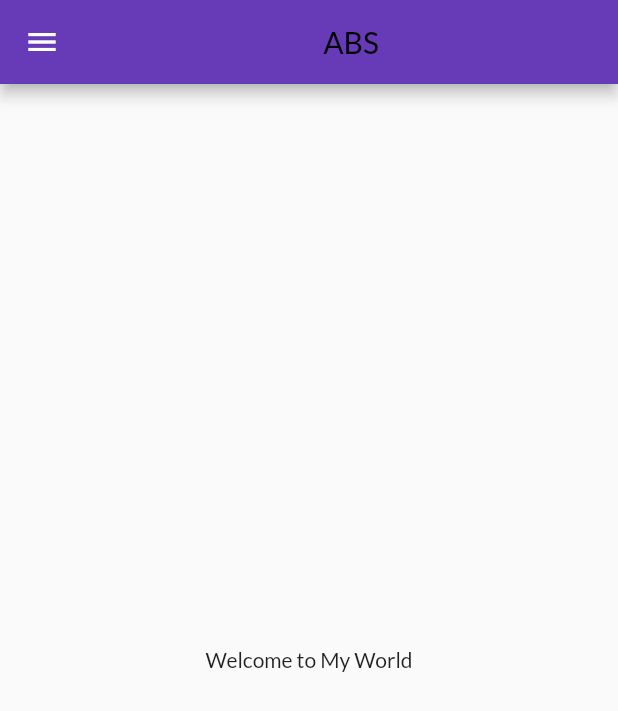
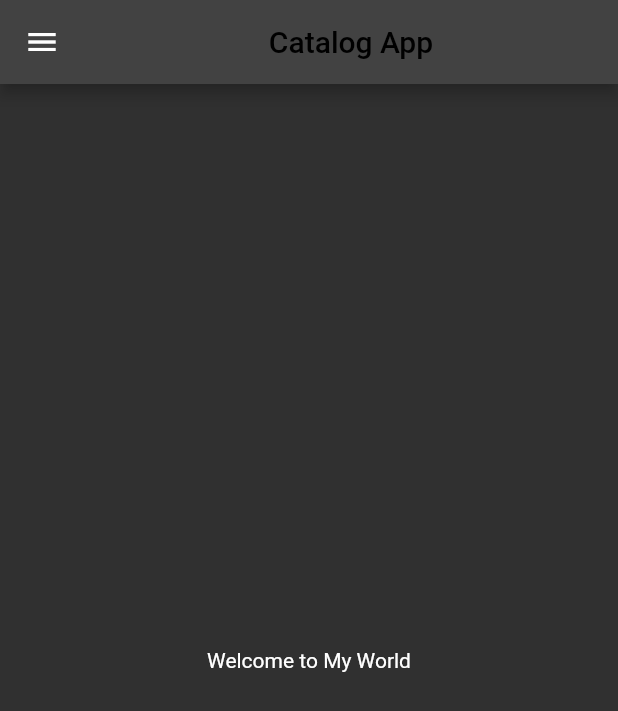
Before and after one commit to ABS-007/flutter_catalog, a Flutter app: the screen it shows after launch, on a phone screen of 412 x 824 dp. Shown: the top 711 px of the screen. Run offline on Flutter 3.47's test engine with Material 2 defaults, Android fonts, the phone set to English and light mode, and no system bars; our stand-ins replace google_fonts.

Commit message:
appbar theme

```diff
--- a/lib/main.dart
+++ b/lib/main.dart
@@ -2,7 +2,7 @@ import 'package:flutter/material.dart';
 import 'package:flutter_catalog/pages/home_page.dart';
 import 'package:flutter_catalog/pages/login_page.dart';
 import 'package:flutter_catalog/utils/routes.dart';
-import 'package:google_fonts/google_fonts.dart';
+import 'package:flutter_catalog/widgets/themes.dart';
 
 void main() {
   runApp(Myapp());
@@ -15,14 +15,9 @@ class Myapp extends StatelessWidget {
   Widget build(BuildContext context) {
     return MaterialApp(
       debugShowCheckedModeBanner: false,
-      themeMode: ThemeMode.light,
-      theme: ThemeData(
-        fontFamily: GoogleFonts.lato().fontFamily,
-        primarySwatch: Colors.deepPurple,
-      ),
-      darkTheme: ThemeData(
-        brightness: Brightness.light,
-      ),
+      themeMode: ThemeMode.dark,
+      theme: MyThemes.lightTheme(context),
+      darkTheme: MyThemes.darkTheme(context),
       routes: {
         "/": (context) => HomePage(),
         MyRoutes.homeroute: (context) => HomePage(),
--- a/lib/pages/home_page.dart
+++ b/lib/pages/home_page.dart
@@ -10,7 +10,7 @@ class HomePage extends StatelessWidget {
       appBar: AppBar(
         title: Center(
           child: Text(
-            "ABS",
+            "Catalog App",
             style: TextStyle(color: Colors.black),
           ),
         ),
--- a/lib/widgets/drawer.dart
+++ b/lib/widgets/drawer.dart
@@ -16,6 +16,7 @@ class MyDrawer extends StatelessWidget {
             DrawerHeader(
               padding: EdgeInsets.zero,
               child: UserAccountsDrawerHeader(
+                decoration: BoxDecoration(color: Colors.deepPurple),
                 accountName: Text("Ashish"),
                 accountEmail: Text("aashishbibyan007@gmail.com"),
                 currentAccountPicture:
--- /dev/null
+++ b/lib/widgets/themes.dart
@@ -0,0 +1,20 @@
+import 'package:flutter/material.dart';
+import 'package:google_fonts/google_fonts.dart';
+
+class MyThemes {
+  static ThemeData lightTheme(BuildContext context) => ThemeData(
+        fontFamily: GoogleFonts.lato().fontFamily,
+        primarySwatch: Colors.deepPurple,
+        appBarTheme: AppBarTheme(
+          color: Colors.white,
+          elevation: 0.0,
+          iconTheme: IconThemeData(color: Colors.black),
+          // textTheme: Theme.of(context).textTheme,
+          titleTextStyle: TextStyle(color: Colors.black),
+        ),
+      );
+
+  static ThemeData darkTheme(BuildContext context) => ThemeData(
+        brightness: Brightness.dark,
+      );
+}
```
